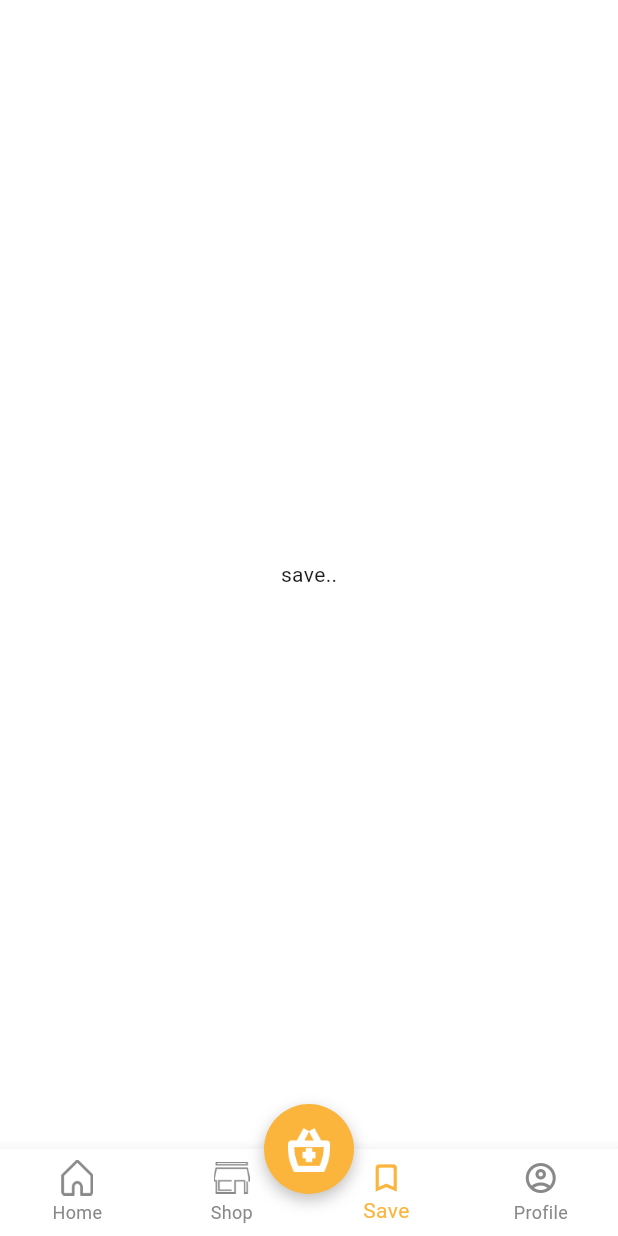
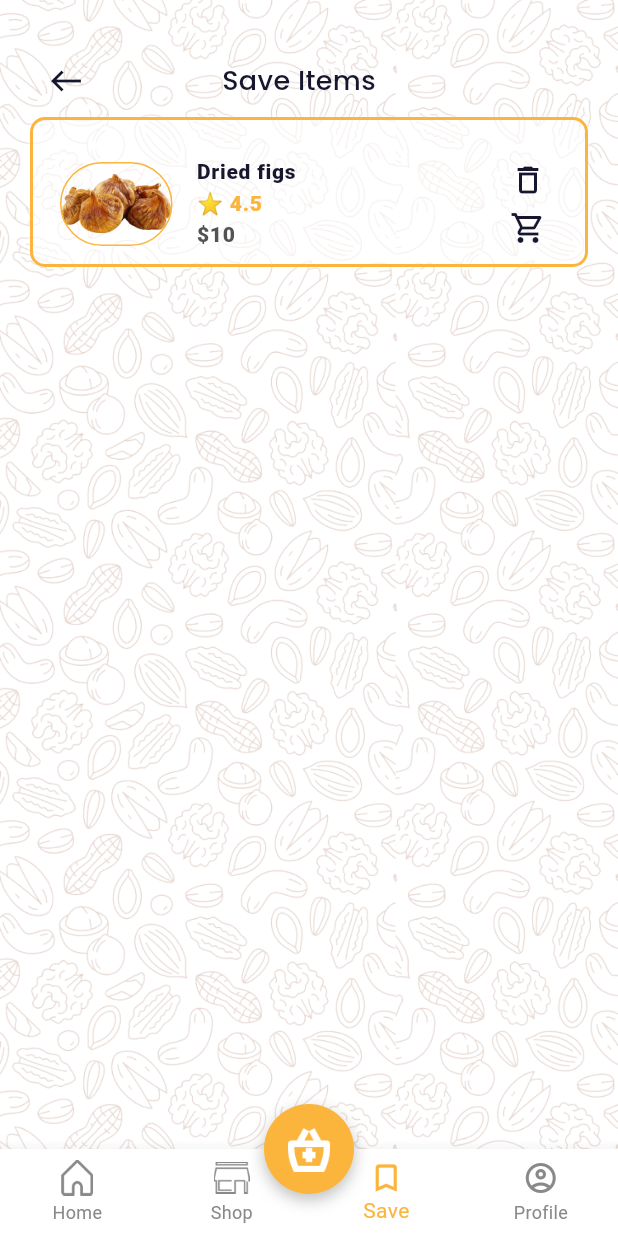
Before and after one commit to ba138/Rajasthan-Dry-Fruits, a Flutter app: the screen it shows after launch, item 3 of the bottom bar chosen, on a phone screen of 412 x 824 dp. Run offline on Flutter 3.47's test engine with Material 3 defaults, Android fonts, the phone set to English and light mode, and no system bars; our stand-ins replace google_fonts, percent_indicator; network calls fail; Roboto replaces fonts that are missing (CenturyGothic).

Commit message:
wokring on save Items

```diff
--- a/lib/view/saveView/save_view.dart
+++ b/lib/view/saveView/save_view.dart
@@ -1,4 +1,8 @@
 import 'package:flutter/material.dart';
+import 'package:google_fonts/google_fonts.dart';
+import 'package:rjfruits/view/saveView/widgets/save_list_cart.dart';
+import '../../res/components/colors.dart';
+import '../../res/components/vertical_spacing.dart';
 
 class SaveView extends StatelessWidget {
   const SaveView({super.key});
@@ -6,8 +10,54 @@ class SaveView extends StatelessWidget {
   @override
   Widget build(BuildContext context) {
     return Scaffold(
-      body: Center(
-        child: Text('save..'),
+      body: Container(
+        height: MediaQuery.of(context).size.height,
+        width: MediaQuery.of(context).size.width,
+        decoration: const BoxDecoration(
+          color: AppColor.whiteColor,
+          image: DecorationImage(
+              image: AssetImage("images/bgimg.png"), fit: BoxFit.cover),
+        ),
+        child: Padding(
+          padding: const EdgeInsets.only(left: 20.0, right: 20.0),
+          child: ListView(
+            shrinkWrap: true,
+            children: [
+              Column(
+                mainAxisSize: MainAxisSize.max,
+                children: [
+                  const VerticalSpeacing(30.0),
+                  Row(
+                    children: [
+                      IconButton(
+                        onPressed: () {
+                          Navigator.pop(context);
+                        },
+                        icon: const Icon(
+                          Icons.west,
+                          color: AppColor.appBarTxColor,
+                        ),
+                      ),
+                      const SizedBox(width: 80.0),
+                      Text(
+                        'Save Items',
+                        style: GoogleFonts.getFont(
+                          "Poppins",
+                          textStyle: const TextStyle(
+                            fontSize: 18,
+                            fontWeight: FontWeight.w500,
+                            color: AppColor.appBarTxColor,
+                          ),
+                        ),
+                      ),
+                    ],
+                  ),
+                  SaveListCart(),
+                ],
+              )
+            ],
+          ),
+        ),
       ),
     );
   }
--- /dev/null
+++ b/lib/view/saveView/widgets/save_list_cart.dart
@@ -0,0 +1,107 @@
+import 'package:flutter/material.dart';
+import '../../../res/components/colors.dart';
+
+class SaveListCart extends StatelessWidget {
+  const SaveListCart({
+    super.key,
+  });
+
+  @override
+  Widget build(BuildContext context) {
+    return Container(
+      decoration: BoxDecoration(
+        borderRadius: BorderRadius.circular(10),
+        border: Border.all(color: AppColor.primaryColor, width: 2),
+        color: const Color.fromRGBO(
+            255, 255, 255, 0.2), // Background color with opacity
+        boxShadow: [
+          BoxShadow(
+            color: Colors.white.withOpacity(0.5), // Shadow color
+            blurRadius: 2, // Blur radius
+            spreadRadius: 0, // Spread radius
+            offset: const Offset(0, 0), // Offset
+          ),
+        ],
+      ),
+      height: 100,
+      child: Padding(
+        padding: const EdgeInsets.all(2.0),
+        child: Center(
+          child: ListTile(
+            leading: Container(
+              height: 70.0,
+              width: 75.0,
+              decoration: BoxDecoration(
+                borderRadius: BorderRadius.circular(30),
+                border: Border.all(width: 1, color: AppColor.primaryColor),
+                image: const DecorationImage(
+                    image: AssetImage('images/cartImg.png'),
+                    fit: BoxFit.contain),
+              ),
+              // child: Image.asset('images/cartImg.png'),
+            ),
+            title: const Row(
+              children: [
+                Column(
+                  mainAxisAlignment: MainAxisAlignment.center,
+                  crossAxisAlignment: CrossAxisAlignment.center,
+                  children: [
+                    Text.rich(
+                      textAlign: TextAlign.start,
+                      TextSpan(
+                        text: 'Dried figs\n',
+                        style: TextStyle(
+                          fontFamily: 'CenturyGothic',
+                          fontSize: 14,
+                          fontWeight: FontWeight.w800,
+                          color: AppColor.appBarTxColor,
+                        ),
+                        children: <TextSpan>[
+                          TextSpan(
+                            text: '⭐ 4.5\n',
+                            style: TextStyle(
+                              color: AppColor.primaryColor,
+                              fontSize: 14.0,
+                            ),
+                          ),
+                          TextSpan(
+                            text: '\$10',
+                            style: TextStyle(
+                              color: AppColor.cardTxColor,
+                              fontSize: 14.0,
+                            ),
+                          ),
+                        ],
+                      ),
+                    ),
+                  ],
+                ),
+              ],
+            ),
+            trailing: Column(
+              mainAxisAlignment: MainAxisAlignment.spaceBetween,
+              children: [
+                InkWell(
+                  onTap: () {},
+                  child: const Icon(
+                    Icons.delete_outline,
+                    color: AppColor.appBarTxColor,
+                    size: 24,
+                  ),
+                ),
+                InkWell(
+                  onTap: () {},
+                  child: const Icon(
+                    Icons.shopping_cart_outlined,
+                    color: AppColor.appBarTxColor,
+                    size: 24,
+                  ),
+                ),
+              ],
+            ),
+          ),
+        ),
+      ),
+    );
+  }
+}
--- a/lib/view/shopView/shop_view.dart
+++ b/lib/view/shopView/shop_view.dart
@@ -3,8 +3,6 @@ import 'package:rjfruits/res/components/colors.dart';
 import 'package:rjfruits/res/components/vertical_spacing.dart';
 import 'package:rjfruits/view/HomeView/widgets/homeCard.dart';
 import 'package:google_fonts/google_fonts.dart';
-
-import '../onboardingViews/widgets/back_container.dart';
 
 class ShopView extends StatelessWidget {
   const ShopView({super.key});
```
Also changed, not shown: 4 other files.
